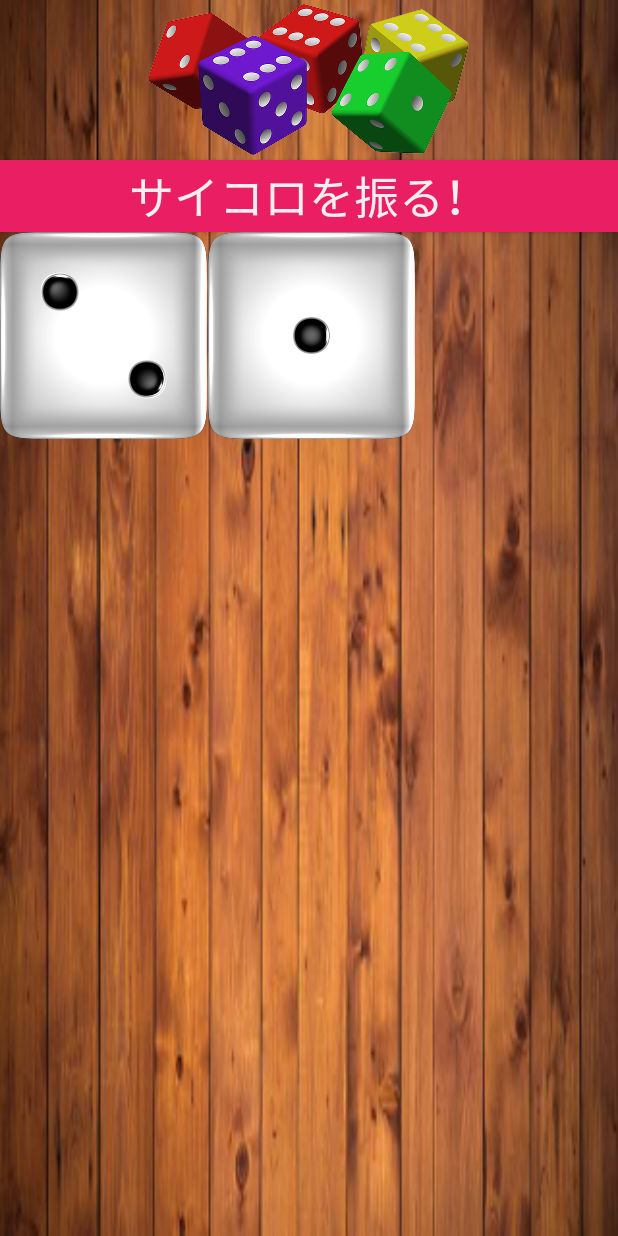
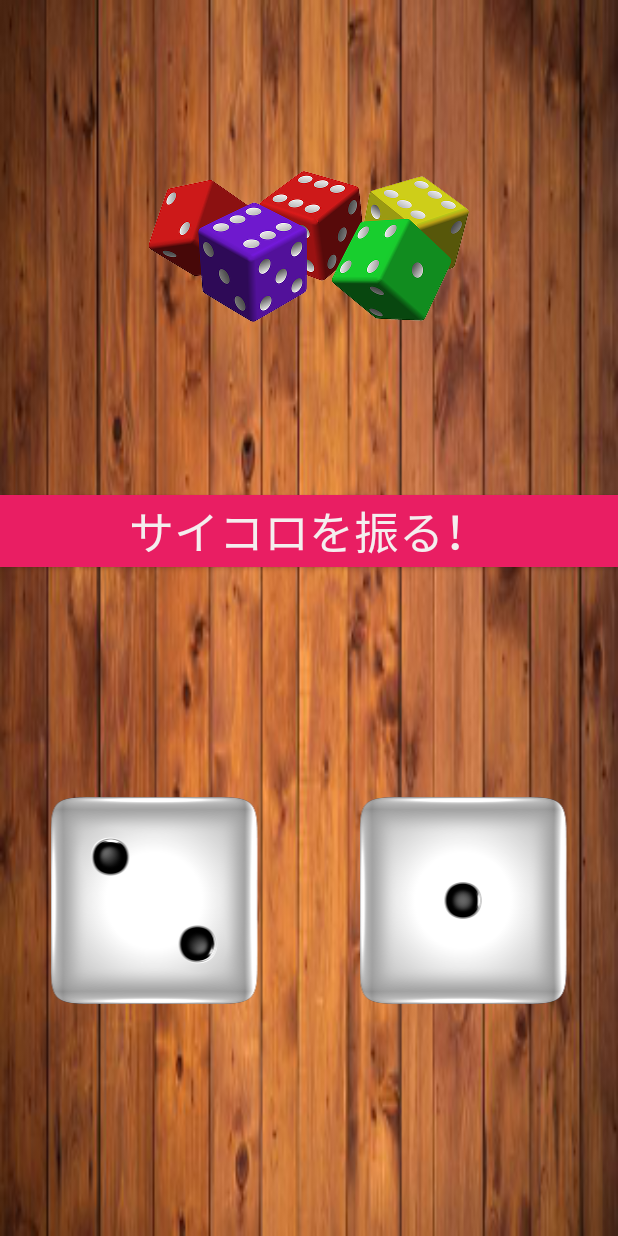
Before and after one commit to hayashi-h-s/DiceApp, an Android app: the screen it shows after launch (MainActivity), on a phone screen of 412 x 824 dp. Run offline under Robolectric (Android 15) with nearby library versions, the phone set to English and light mode, and no system bars.

Commit message:
[add]デザイン修正

```diff
--- a/app/src/main/java/com/haya/diceapp/MainActivity.java
+++ b/app/src/main/java/com/haya/diceapp/MainActivity.java
@@ -1,8 +1,11 @@
 package com.haya.diceapp;
 
+import android.os.Bundle;
+import android.util.Log;
+import android.view.View;
+import android.widget.Button;
+
 import androidx.appcompat.app.AppCompatActivity;
-
-import android.os.Bundle;
 
 public class MainActivity extends AppCompatActivity {
 
@@ -10,5 +13,13 @@ public class MainActivity extends AppCompatActivity {
     protected void onCreate(Bundle savedInstanceState) {
         super.onCreate(savedInstanceState);
         setContentView(R.layout.activity_main);
+
+        Button roll_Dice_btn = findViewById(R.id.rollDice);
+        roll_Dice_btn.setOnClickListener(new View.OnClickListener() {
+            @Override
+            public void onClick(View view) {
+                Log.i("クリックテスト", "出力確認");
+            }
+        });
     }
 }
--- a/app/src/main/res/layout/activity_main.xml
+++ b/app/src/main/res/layout/activity_main.xml
@@ -10,20 +10,21 @@
 
     <RelativeLayout
         android:layout_width="match_parent"
-        android:layout_height="wrap_content">
+        android:layout_height="330dp"
+        >
 
         <ImageView
             android:id="@+id/imageView"
             android:layout_width="wrap_content"
             android:layout_height="wrap_content"
-            app:srcCompat="@drawable/top_image"
+            android:layout_centerInParent="true"
             android:layout_centerHorizontal="true"
-            />
+            app:srcCompat="@drawable/top_image" />
 
     </RelativeLayout>
 
     <Button
-        android:id="@+id/button4"
+        android:id="@+id/rollDice"
         android:layout_width="match_parent"
         android:layout_height="wrap_content"
         android:background="#E91E63"
@@ -33,9 +34,12 @@
         android:textSize="30sp" />
 
     <LinearLayout
-        android:layout_width="wrap_content"
-        android:layout_height="wrap_content"
-        android:orientation="horizontal">
+        android:layout_width="match_parent"
+        android:layout_height="0dp"
+        android:gravity="center"
+        android:orientation="horizontal"
+        android:layout_weight="1"
+        >
 
         <ImageView
             android:id="@+id/imageView3"
```
